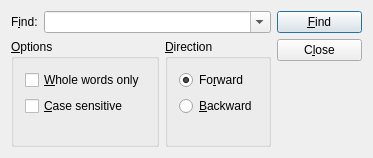
Before: the Qt Designer form tools/assistant/finddialog.ui in arnt/qt-history2, drawn with Qt 5.
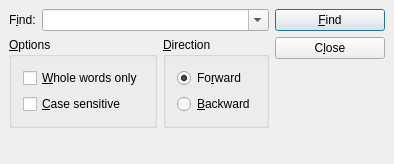
After: the same form once the commit is applied.

Commit message:
p4i integration Integrate 174318 from 4.0 to main: Details: polished the FindDialog
[git-p4: depot-paths = "//depot/qt/main/": change = 174319]

The edit to the form file:
```diff
--- a/tools/assistant/finddialog.ui
+++ b/tools/assistant/finddialog.ui
@@ -19,36 +19,52 @@
    <rect>
     <x>0</x>
     <y>0</y>
-    <width>373</width>
-    <height>158</height>
+    <width>388</width>
+    <height>164</height>
    </rect>
   </property>
   <property name="windowTitle" >
    <string>Qt Assistant - Find Text</string>
   </property>
-  <layout class="QVBoxLayout" >
-   <property name="margin" >
-    <number>0</number>
-   </property>
-   <property name="spacing" >
-    <number>6</number>
-   </property>
-   <item>
     <layout class="QGridLayout" >
      <property name="margin" >
-      <number>11</number>
+    <number>9</number>
      </property>
      <property name="spacing" >
       <number>6</number>
      </property>
+   <item row="3" column="0" >
+    <spacer>
+     <property name="geometry" >
+      <rect>
+       <x>27</x>
+       <y>133</y>
+       <width>110</width>
+       <height>22</height>
+      </rect>
+     </property>
+     <property name="orientation" >
+      <enum>Qt::Vertical</enum>
+     </property>
+     <property name="sizeType" >
+      <enum>QSizePolicy::Expanding</enum>
+     </property>
+     <property name="sizeHint" >
+      <size>
+       <width>110</width>
+       <height>31</height>
+      </size>
+     </property>
+    </spacer>
+   </item>
      <item row="2" column="2" >
       <spacer>
        <property name="geometry" >
         <rect>
-         <x>271</x>
-         <y>77</y>
-         <width>91</width>
-         <height>70</height>
+       <x>269</x>
+       <y>75</y>
+       <width>110</width>
+       <height>52</height>
         </rect>
        </property>
        <property name="orientation" >
@@ -59,37 +75,19 @@
        </property>
        <property name="sizeHint" >
         <size>
-         <width>31</width>
-         <height>0</height>
+       <width>110</width>
+       <height>31</height>
         </size>
        </property>
       </spacer>
      </item>
-     <item row="1" column="2" >
-      <widget class="QPushButton" name="closeButton" >
-       <property name="geometry" >
-        <rect>
-         <x>271</x>
-         <y>45</y>
-         <width>91</width>
-         <height>26</height>
-        </rect>
-       </property>
-       <property name="text" >
-        <string>C&amp;lose</string>
-       </property>
-       <property name="shortcut" >
-        <string>Alt+L</string>
-       </property>
-      </widget>
-     </item>
      <item row="0" column="2" >
       <widget class="QPushButton" name="findButton" >
        <property name="geometry" >
         <rect>
-         <x>271</x>
-         <y>11</y>
-         <width>91</width>
+       <x>269</x>
+       <y>9</y>
+       <width>110</width>
          <height>28</height>
         </rect>
        </property>
@@ -104,14 +102,85 @@
        </property>
       </widget>
      </item>
+   <item row="1" column="2" >
+    <widget class="QPushButton" name="closeButton" >
+     <property name="geometry" >
+      <rect>
+       <x>269</x>
+       <y>43</y>
+       <width>110</width>
+       <height>26</height>
+      </rect>
+     </property>
+     <property name="text" >
+      <string>C&amp;lose</string>
+     </property>
+     <property name="shortcut" >
+      <string>Alt+L</string>
+     </property>
+    </widget>
+   </item>
+   <item rowspan="2" row="1" column="0" >
+    <widget class="QGroupBox" name="ButtonGroup1" >
+     <property name="geometry" >
+      <rect>
+       <x>9</x>
+       <y>43</y>
+       <width>146</width>
+       <height>84</height>
+      </rect>
+     </property>
+     <property name="title" >
+      <string>&amp;Options</string>
+     </property>
+     <layout class="QVBoxLayout" >
+      <property name="margin" >
+       <number>11</number>
+      </property>
+      <property name="spacing" >
+       <number>6</number>
+      </property>
+      <item>
+       <widget class="QCheckBox" name="checkWords" >
+        <property name="geometry" >
+         <rect>
+          <x>13</x>
+          <y>23</y>
+          <width>120</width>
+          <height>21</height>
+         </rect>
+        </property>
+        <property name="text" >
+         <string>&amp;Whole words only</string>
+        </property>
+       </widget>
+      </item>
+      <item>
+       <widget class="QCheckBox" name="checkCase" >
+        <property name="geometry" >
+         <rect>
+          <x>13</x>
+          <y>50</y>
+          <width>120</width>
+          <height>21</height>
+         </rect>
+        </property>
+        <property name="text" >
+         <string>&amp;Case sensitive</string>
+        </property>
+       </widget>
+      </item>
+     </layout>
+    </widget>
+   </item>
      <item rowspan="2" row="1" column="1" >
       <widget class="QGroupBox" name="ButtonGroup2" >
        <property name="geometry" >
         <rect>
-         <x>163</x>
-         <y>45</y>
+       <x>161</x>
+       <y>43</y>
          <width>102</width>
-         <height>102</height>
+       <height>84</height>
         </rect>
        </property>
        <property name="title" >
@@ -157,27 +226,6 @@
           </property>
          </widget>
         </item>
-        <item>
-         <spacer>
-          <property name="geometry" >
-           <rect>
-            <x>13</x>
-            <y>77</y>
-            <width>76</width>
-            <height>12</height>
-           </rect>
-          </property>
-          <property name="orientation" >
-           <enum>Qt::Vertical</enum>
-          </property>
-          <property name="sizeHint" >
-           <size>
-            <width>20</width>
-            <height>40</height>
-           </size>
-          </property>
-         </spacer>
-        </item>
        </layout>
       </widget>
      </item>
@@ -231,82 +279,6 @@
          <property name="duplicatesEnabled" >
           <bool>false</bool>
          </property>
-        </widget>
-       </item>
-      </layout>
-     </item>
-     <item rowspan="2" row="1" column="0" >
-      <widget class="QGroupBox" name="ButtonGroup1" >
-       <property name="geometry" >
-        <rect>
-         <x>11</x>
-         <y>45</y>
-         <width>146</width>
-         <height>102</height>
-        </rect>
-       </property>
-       <property name="title" >
-        <string>&amp;Options</string>
-       </property>
-       <layout class="QVBoxLayout" >
-        <property name="margin" >
-         <number>11</number>
-        </property>
-        <property name="spacing" >
-         <number>6</number>
-        </property>
-        <item>
-         <widget class="QCheckBox" name="checkWords" >
-          <property name="geometry" >
-           <rect>
-            <x>13</x>
-            <y>23</y>
-            <width>120</width>
-            <height>21</height>
-           </rect>
-          </property>
-          <property name="text" >
-           <string>&amp;Whole words only</string>
-          </property>
-         </widget>
-        </item>
-        <item>
-         <widget class="QCheckBox" name="checkCase" >
-          <property name="geometry" >
-           <rect>
-            <x>13</x>
-            <y>50</y>
-            <width>120</width>
-            <height>21</height>
-           </rect>
-          </property>
-          <property name="text" >
-           <string>&amp;Case sensitive</string>
-          </property>
-         </widget>
-        </item>
-        <item>
-         <spacer>
-          <property name="geometry" >
-           <rect>
-            <x>13</x>
-            <y>77</y>
-            <width>120</width>
-            <height>12</height>
-           </rect>
-          </property>
-          <property name="orientation" >
-           <enum>Qt::Vertical</enum>
-          </property>
-          <property name="sizeHint" >
-           <size>
-            <width>20</width>
-            <height>40</height>
-           </size>
-          </property>
-         </spacer>
-        </item>
-       </layout>
       </widget>
      </item>
     </layout>
```
Lines whose indentation alone changed are shown as unchanged.
